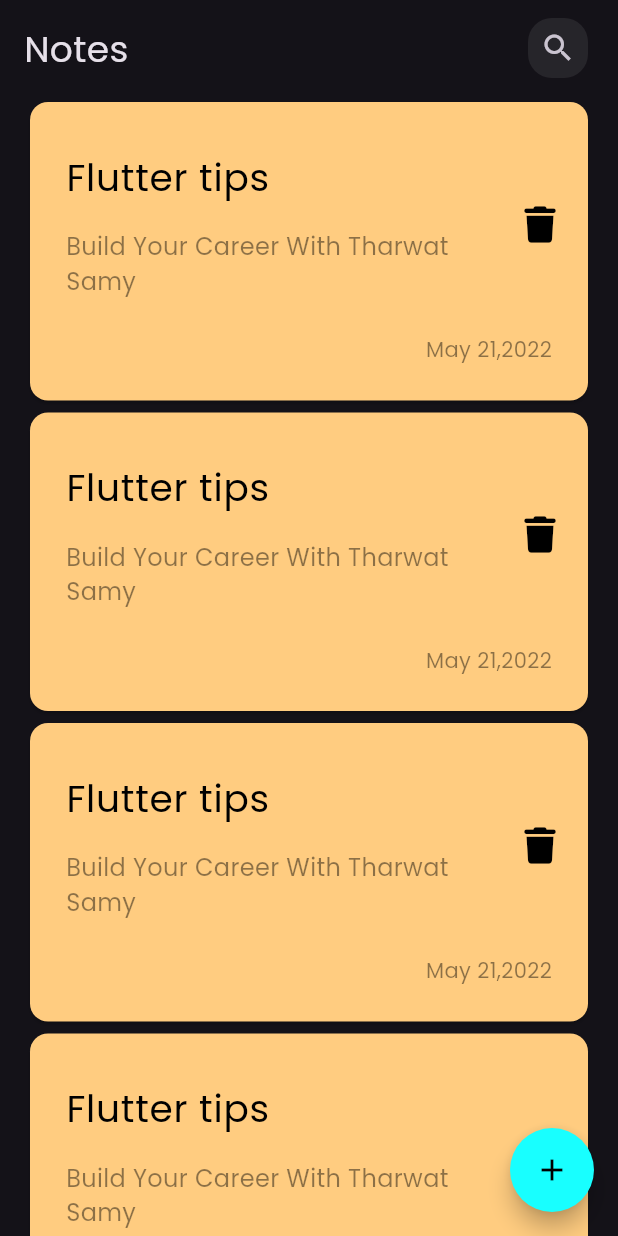
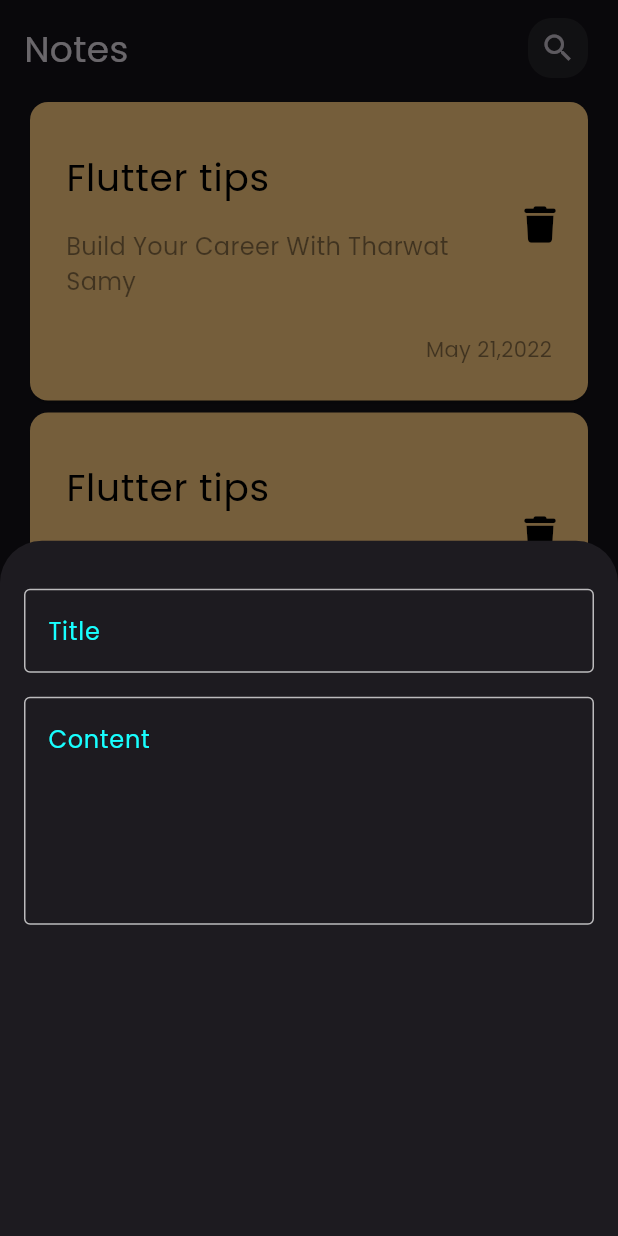
Before and after one commit to Lorenous/Notes-app, a Flutter app: the screen it shows after launch, after a tap on the "add" icon, on a phone screen of 412 x 824 dp. Run offline on Flutter 3.47's test engine with Material 3 defaults, Android fonts, the phone set to English and light mode, and no system bars; our stand-ins replace font_awesome_flutter.

Commit message:
create bottom sheet and custom text feild

```diff
--- a/lib/views/notes_view.dart
+++ b/lib/views/notes_view.dart
@@ -1,4 +1,5 @@
 import 'package:flutter/material.dart';
+import 'package:notes_app/widgets/notes_view_widgets/add_item_bottom_sheet.dart';
 import 'package:notes_app/widgets/notes_view_widgets/notes_view_body.dart';
 
 class NotesView extends StatelessWidget {
@@ -12,7 +13,12 @@ class NotesView extends StatelessWidget {
         backgroundColor: Colors.cyanAccent,
         foregroundColor: Colors.black,
         shape: const CircleBorder(),
-        onPressed: () {},
+        onPressed: () {
+          showModalBottomSheet(
+            context: context,
+            builder: (context) => const AddItemBottomSheet(),
+          );
+        },
         child: const Icon(Icons.add),
       ),
       body: const NotesViewBody(),
--- /dev/null
+++ b/lib/widgets/notes_view_widgets/add_item_bottom_sheet.dart
@@ -0,0 +1,22 @@
+import 'package:flutter/material.dart';
+import 'package:notes_app/widgets/notes_view_widgets/custom_text_feild.dart';
+
+class AddItemBottomSheet extends StatelessWidget {
+  const AddItemBottomSheet({super.key});
+
+  @override
+  Widget build(BuildContext context) {
+    return Container(
+      child: const Padding(
+        padding: EdgeInsets.symmetric(vertical: 32, horizontal: 16),
+        child: Column(
+          children: [
+            CustomTextFeild(hintText: 'Title'),
+            SizedBox(height: 16),
+            CustomTextFeild(hintText: 'Content', maxLines: 5),
+          ],
+        ),
+      ),
+    );
+  }
+}
--- /dev/null
+++ b/lib/widgets/notes_view_widgets/custom_text_feild.dart
@@ -0,0 +1,30 @@
+import 'package:flutter/material.dart';
+
+class CustomTextFeild extends StatelessWidget {
+  final String hintText;
+  final int? maxLines;
+  const CustomTextFeild({
+    super.key,
+    required this.hintText,
+    this.maxLines,
+  });
+
+  @override
+  Widget build(BuildContext context) {
+    return TextField(
+      cursorColor: Colors.white,
+      cursorWidth: 1,
+      maxLines: maxLines,
+      decoration: InputDecoration(
+        hintText: hintText,
+        hintStyle: const TextStyle(color: Colors.cyanAccent),
+        enabledBorder: const OutlineInputBorder(
+          borderSide: BorderSide(color: Colors.white70),
+        ),
+        focusedBorder: const OutlineInputBorder(
+          borderSide: BorderSide(color: Colors.white70),
+        ),
+      ),
+    );
+  }
+}
--- a/lib/widgets/notes_view_widgets/note_item.dart
+++ b/lib/widgets/notes_view_widgets/note_item.dart
@@ -13,7 +13,7 @@ class NoteItem extends StatelessWidget {
           crossAxisAlignment: CrossAxisAlignment.end,
           children: [
             ListTile(
-              contentPadding: const EdgeInsets.all(0),
+              contentPadding: EdgeInsets.zero,
               title: const Text(
                 'Flutter tips',
                 style: TextStyle(
```
